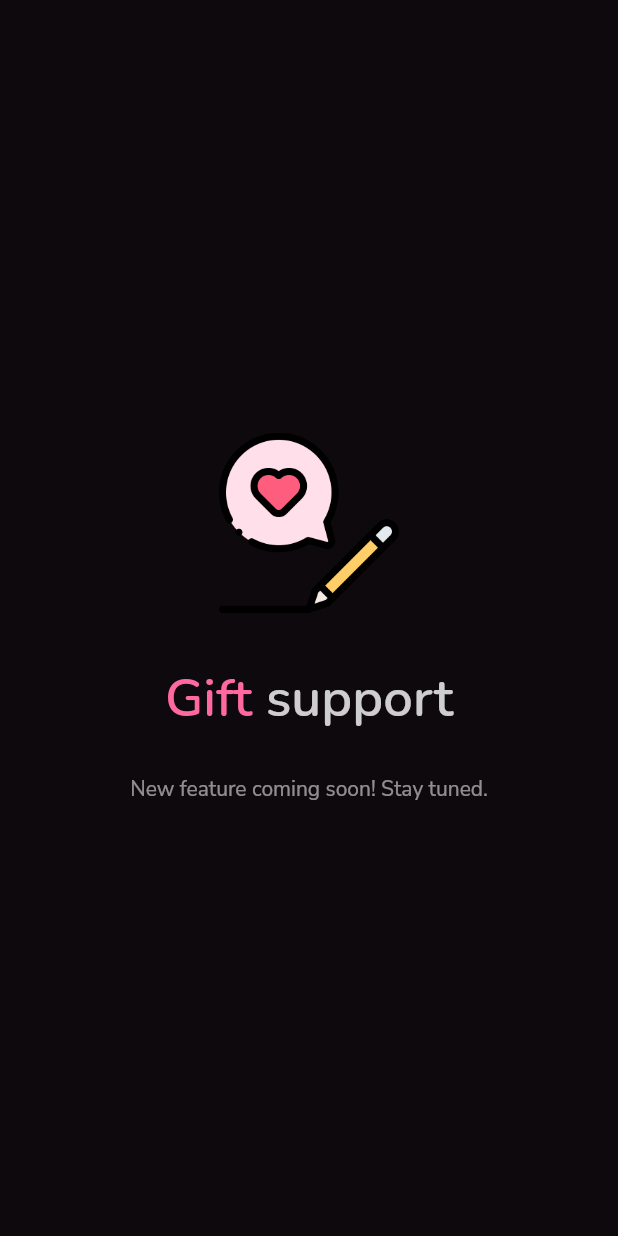
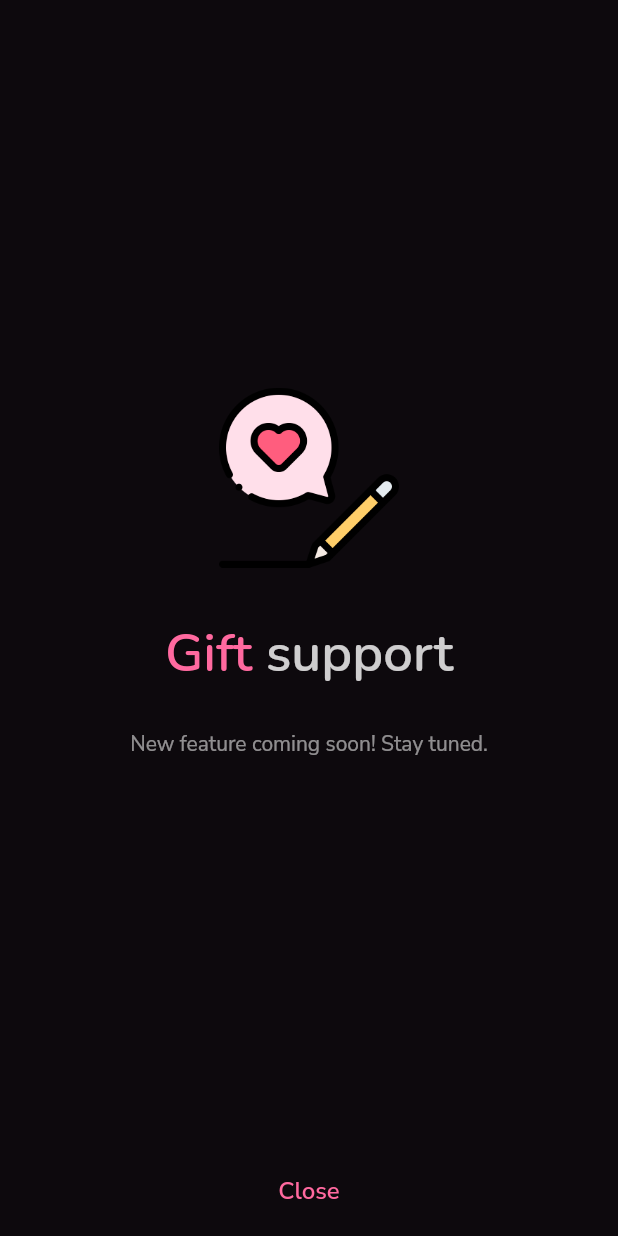
Before and after one commit to Wongoose/Versify, a Flutter app: the GiftComingSoon widget shown alone on an empty page, opened directly, on a phone screen of 412 x 824 dp. Run offline on Flutter 3.47's test engine with Material 2 defaults, Android fonts, the phone set to English and light mode, and no system bars; drawn by our look-alikes of overlay_support; our stand-ins replace cached_network_image, cloud_firestore, firebase_auth, firebase_core, firebase_dynamic_links, firebase_messaging and 13 more; missing offline and left inert: overlay_tutorial; accounts and stored records are empty.

Commit message:
Added close flatButton in giftComingSoon

```diff
--- a/lib/screens/feed_screen/widget_view_post/interaction_toolbar.dart
+++ b/lib/screens/feed_screen/widget_view_post/interaction_toolbar.dart
@@ -499,6 +499,27 @@
         ),
       ),
       Expanded(flex: 1, child: Container()),
+      Container(
+        margin: EdgeInsets.all(0),
+        width: MediaQuery.of(context).size.width,
+        height: 60,
+        color: Colors.transparent,
+        child: FlatButton(
+          materialTapTargetSize: MaterialTapTargetSize.padded,
+          color: Colors.transparent,
+          onPressed: () {
+            Navigator.pop(context);
+          },
+          child: Text(
+            'Close',
+            style: TextStyle(
+              color: Theme.of(context).primaryColor,
+              fontSize: 16,
+              fontWeight: FontWeight.w600,
+            ),
+          ),
+        ),
+      ),
     ]);
   }
 }
```
